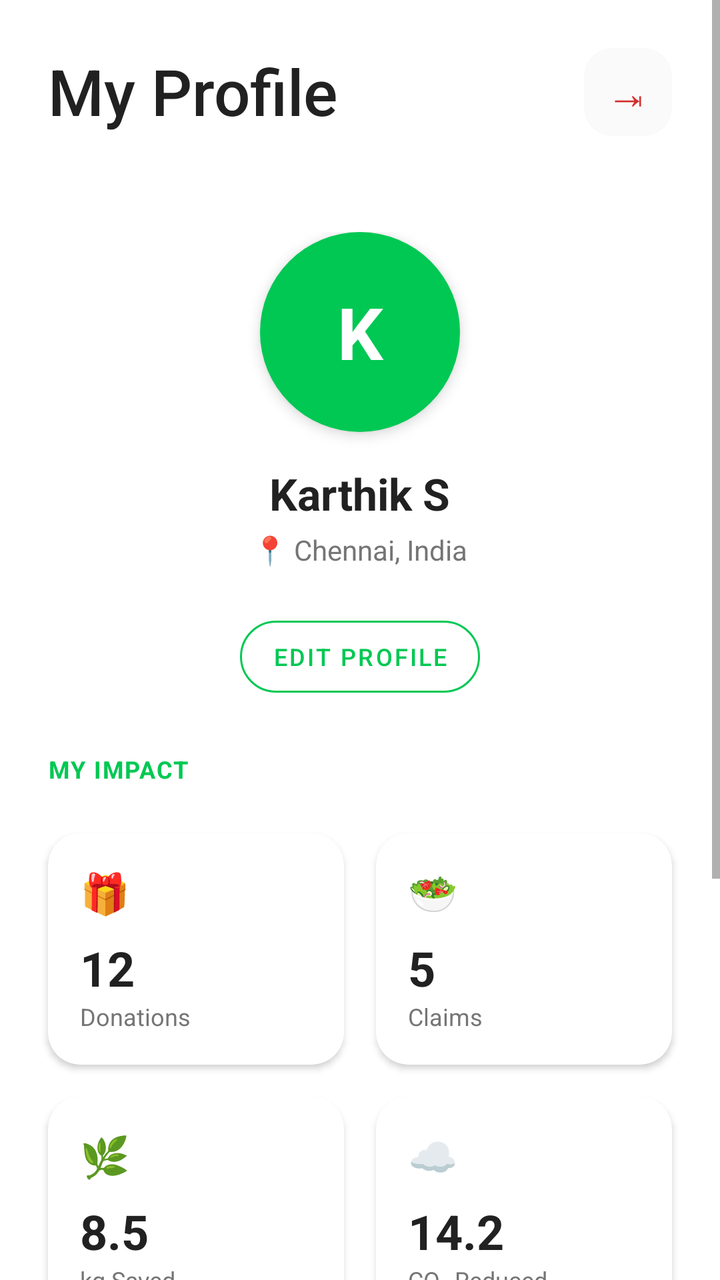
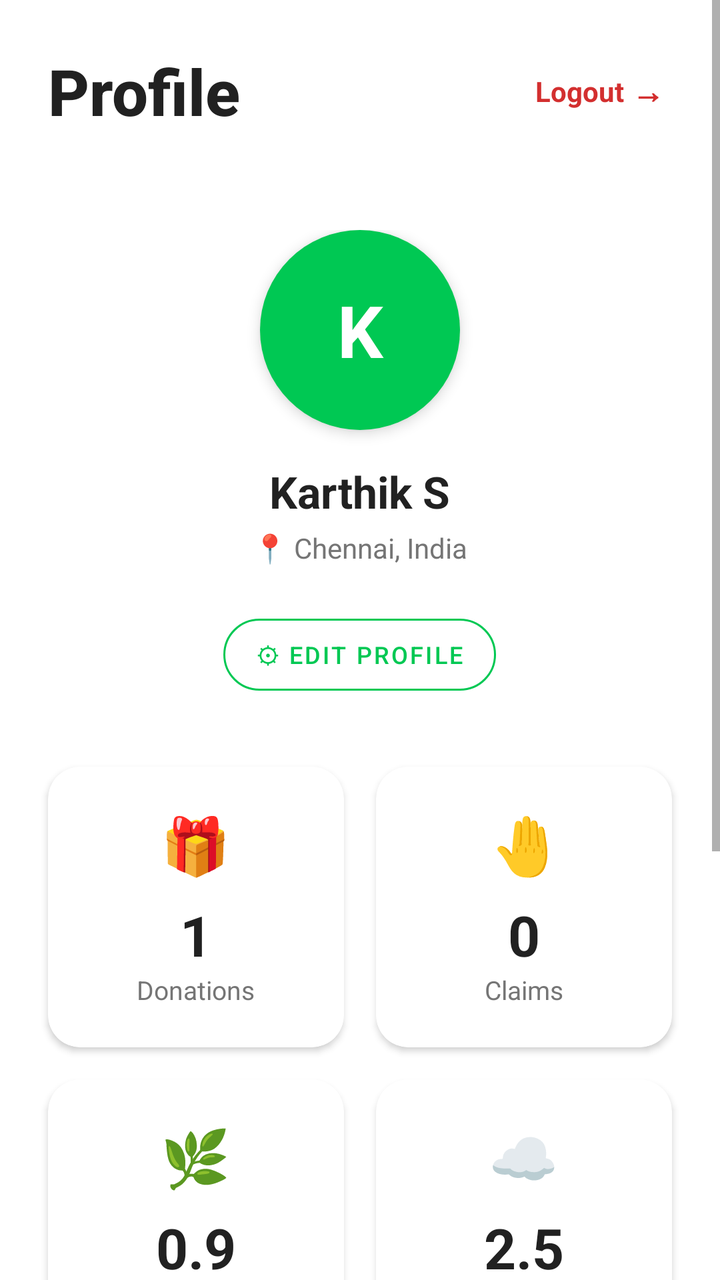

Before-and-after screenshots of an Android layout around one commit, followed by the original layout XML and the change that was made.
<!-- AndroidManifest.xml: application theme Theme.ShareBite -->
<!-- res/layout/fragment_profile.xml -->
<?xml version="1.0" encoding="utf-8"?>
<ScrollView xmlns:android="http://schemas.android.com/apk/res/android"
    xmlns:app="http://schemas.android.com/apk/res-auto"
    android:layout_width="match_parent"
    android:layout_height="match_parent"
    android:background="#FFFFFF"
    android:fillViewport="true">

    <LinearLayout
        android:layout_width="match_parent"
        android:layout_height="wrap_content"
        android:orientation="vertical"
        android:paddingBottom="100dp">

        
        <RelativeLayout
            android:layout_width="match_parent"
            android:layout_height="wrap_content"
            android:padding="24dp">

            <TextView
                android:layout_width="wrap_content"
                android:layout_height="wrap_content"
                android:text="My Profile"
                android:textSize="32sp"
                android:fontFamily="sans-serif-medium"
                android:textColor="#212121"/>

            <TextView
                android:id="@+id/btnLogout"
                android:layout_width="44dp"
                android:layout_height="44dp"
                android:text="⇥"
                android:textSize="22sp"
                android:textColor="#D32F2F"
                android:gravity="center"
                android:layout_alignParentEnd="true"
                android:background="@drawable/bg_input_field"
                android:backgroundTint="#FAFAFA"/>

        </RelativeLayout>

        
        <LinearLayout
            android:layout_width="match_parent"
            android:layout_height="wrap_content"
            android:orientation="vertical"
            android:gravity="center"
            android:padding="24dp">

            
            <TextView
                android:id="@+id/tvProfileAvatar"
                android:layout_width="100dp"
                android:layout_height="100dp"
                android:text="K"
                android:textSize="36sp"
                android:textStyle="bold"
                android:textColor="#FFFFFF"
                android:gravity="center"
                android:background="@drawable/bg_avatar"
                android:backgroundTint="#00C853"
                android:elevation="4dp"/>

            <TextView
                android:id="@+id/tvProfileName"
                android:layout_width="wrap_content"
                android:layout_height="wrap_content"
                android:text="Karthik S"
                android:textSize="22sp"
                android:textStyle="bold"
                android:textColor="#212121"
                android:layout_marginTop="16dp"/>

            <TextView
                android:id="@+id/tvProfileLocation"
                android:layout_width="wrap_content"
                android:layout_height="wrap_content"
                android:text="📍 Chennai, India"
                android:textSize="14sp"
                android:textColor="#757575"
                android:layout_marginTop="4dp"/>

            
            <com.google.android.material.button.MaterialButton
                android:id="@+id/btnEditProfile"
                style="@style/Widget.MaterialComponents.Button.OutlinedButton"
                android:layout_width="wrap_content"
                android:layout_height="wrap_content"
                android:text="EDIT PROFILE"
                android:textSize="12sp"
                android:textColor="#00C853"
                app:strokeColor="#00C853"
                app:cornerRadius="20dp"
                android:layout_marginTop="20dp"/>

        </LinearLayout>

        
        <TextView
            android:layout_width="wrap_content"
            android:layout_height="wrap_content"
            android:text="MY IMPACT"
            android:textSize="12sp"
            android:textStyle="bold"
            android:textColor="#00C853"
            android:letterSpacing="0.05"
            android:layout_marginStart="24dp"
            android:layout_marginBottom="16dp"/>

        <GridLayout
            android:layout_width="match_parent"
            android:layout_height="wrap_content"
            android:columnCount="2"
            android:paddingStart="16dp"
            android:paddingEnd="16dp"
            android:layout_marginBottom="24dp">

            
            <androidx.cardview.widget.CardView
                android:layout_width="0dp"
                android:layout_height="wrap_content"
                android:layout_columnWeight="1"
                android:layout_margin="8dp"
                app:cardCornerRadius="16dp"
                app:cardElevation="2dp">
                <LinearLayout
                    android:layout_width="match_parent"
                    android:layout_height="wrap_content"
                    android:orientation="vertical"
                    android:padding="16dp"
                    android:gravity="start">
                    <TextView
                        android:layout_width="wrap_content"
                        android:layout_height="wrap_content"
                        android:text="🎁"
                        android:textSize="20sp"/>
                    <TextView
                        android:id="@+id/tvDonationsCount"
                        android:layout_width="wrap_content"
                        android:layout_height="wrap_content"
                        android:text="12"
                        android:textSize="24sp"
                        android:textStyle="bold"
                        android:textColor="#212121"
                        android:layout_marginTop="8dp"/>
                    <TextView
                        android:layout_width="wrap_content"
                        android:layout_height="wrap_content"
                        android:text="Donations"
                        android:textSize="12sp"
                        android:textColor="#757575"/>
                </LinearLayout>
            </androidx.cardview.widget.CardView>

            
            <androidx.cardview.widget.CardView
                android:layout_width="0dp"
                android:layout_height="wrap_content"
                android:layout_columnWeight="1"
                android:layout_margin="8dp"
                app:cardCornerRadius="16dp"
                app:cardElevation="2dp">
                <LinearLayout
                    android:layout_width="match_parent"
                    android:layout_height="wrap_content"
                    android:orientation="vertical"
                    android:padding="16dp"
                    android:gravity="start">
                    <TextView
                        android:layout_width="wrap_content"
                        android:layout_height="wrap_content"
                        android:text="🥗"
                        android:textSize="20sp"/>
                    <TextView
                        android:id="@+id/tvClaimsCount"
                        android:layout_width="wrap_content"
                        android:layout_height="wrap_content"
                        android:text="5"
                        android:textSize="24sp"
                        android:textStyle="bold"
                        android:textColor="#212121"
                        android:layout_marginTop="8dp"/>
                    <TextView
                        android:layout_width="wrap_content"
                        android:layout_height="wrap_content"
                        android:text="Claims"
                        android:textSize="12sp"
                        android:textColor="#757575"/>
                </LinearLayout>
            </androidx.cardview.widget.CardView>

            
            <androidx.cardview.widget.CardView
                android:layout_width="0dp"
                android:layout_height="wrap_content"
                android:layout_columnWeight="1"
                android:layout_margin="8dp"
                app:cardCornerRadius="16dp"
                app:cardElevation="2dp">
                <LinearLayout
                    android:layout_width="match_parent"
                    android:layout_height="wrap_content"
                    android:orientation="vertical"
                    android:padding="16dp"
                    android:gravity="start">
                    <TextView
                        android:layout_width="wrap_content"
                        android:layout_height="wrap_content"
                        android:text="🌿"
                        android:textSize="20sp"/>
                    <TextView
                        android:id="@+id/tvFoodKg"
                        android:layout_width="wrap_content"
                        android:layout_height="wrap_content"
                        android:text="8.5"
                        android:textSize="24sp"
                        android:textStyle="bold"
                        android:textColor="#212121"
                        android:layout_marginTop="8dp"/>
                    <TextView
                        android:layout_width="wrap_content"
                        android:layout_height="wrap_content"
                        android:text="kg Saved"
                        android:textSize="12sp"
                        android:textColor="#757575"/>
                </LinearLayout>
            </androidx.cardview.widget.CardView>

            
            <androidx.cardview.widget.CardView
                android:layout_width="0dp"
                android:layout_height="wrap_content"
                android:layout_columnWeight="1"
                android:layout_margin="8dp"
                app:cardCornerRadius="16dp"
                app:cardElevation="2dp">
                <LinearLayout
                    android:layout_width="match_parent"
                    android:layout_height="wrap_content"
                    android:orientation="vertical"
                    android:padding="16dp"
                    android:gravity="start">
                    <TextView
                        android:layout_width="wrap_content"
                        android:layout_height="wrap_content"
                        android:text="☁️"
                        android:textSize="20sp"/>
                    <TextView
                        android:id="@+id/tvCo2Kg"
                        android:layout_width="wrap_content"
                        android:layout_height="wrap_content"
                        android:text="14.2"
                        android:textSize="24sp"
                        android:textStyle="bold"
                        android:textColor="#212121"
                        android:layout_marginTop="8dp"/>
                    <TextView
                        android:layout_width="wrap_content"
                        android:layout_height="wrap_content"
                        android:text="CO₂ Reduced"
                        android:textSize="12sp"
                        android:textColor="#757575"/>
                </LinearLayout>
            </androidx.cardview.widget.CardView>

        </GridLayout>

        
        <TextView
            android:layout_width="wrap_content"
            android:layout_height="wrap_content"
            android:text="ACHIEVEMENTS"
            android:textSize="12sp"
            android:textStyle="bold"
            android:textColor="#00C853"
            android:letterSpacing="0.05"
            android:layout_marginStart="24dp"
            android:layout_marginBottom="16dp"/>

        <HorizontalScrollView
            android:layout_width="match_parent"
            android:layout_height="wrap_content"
            android:scrollbars="none"
            android:paddingStart="24dp"
            android:paddingEnd="24dp"
            android:clipToPadding="false">
            <LinearLayout
                android:id="@+id/layoutBadges"
                android:layout_width="wrap_content"
                android:layout_height="wrap_content"
                android:orientation="horizontal"
                android:paddingBottom="16dp"/>
        </HorizontalScrollView>

        
        <LinearLayout
            android:layout_width="match_parent"
            android:layout_height="wrap_content"
            android:orientation="vertical"
            android:padding="24dp">

            <TextView
                android:layout_width="wrap_content"
                android:layout_height="wrap_content"
                android:text="Neighborhood Ranking"
                android:textSize="18sp"
                android:textStyle="bold"
                android:textColor="#212121"
                android:layout_marginBottom="16dp"/>

            <LinearLayout
                android:id="@+id/layoutLeaderboard"
                android:layout_width="match_parent"
                android:layout_height="wrap_content"
                android:orientation="vertical"/>
        </LinearLayout>

    </LinearLayout>
</ScrollView>
<!-- resources referenced by this layout -->
<resources>
  <!-- drawable bg_avatar (drawable) -->
  <?xml version="1.0" encoding="utf-8"?>
  <shape xmlns:android="http://schemas.android.com/apk/res/android"
      android:shape="oval">
      <solid android:color="@color/green_primary"/>
  </shape>
  <!-- drawable bg_input_field (drawable) -->
  <?xml version="1.0" encoding="utf-8"?>
  <shape xmlns:android="http://schemas.android.com/apk/res/android">
      <solid android:color="#F2F2F2"/>
      <corners android:radius="14dp"/>
  </shape>
  <style name="Theme.ShareBite" parent="Theme.MaterialComponents.Light.NoActionBar">
          <item name="colorPrimary">@color/green_primary</item>
          <item name="colorPrimaryVariant">@color/green_dark</item>
          <item name="colorOnPrimary">@color/white</item>
          <item name="android:statusBarColor">@color/white</item>
          <item name="android:windowLightStatusBar">true</item>
          <item name="android:textColor">@color/black</item>
          <item name="android:editTextColor">@color/black</item>
      </style>
  <color name="green_primary">#00C853</color>
  <color name="green_dark">#009624</color>
  <color name="white">#FFFFFF</color>
  <color name="black">#000000</color>
</resources>

<!-- the commit's change to res/layout/fragment_profile.xml (unified diff, before → after) -->
@@ -21,22 +21,42 @@
             <TextView
                 android:layout_width="wrap_content"
                 android:layout_height="wrap_content"
-                android:text="My Profile"
+                android:text="Profile"
                 android:textSize="32sp"
+                android:textStyle="bold"
                 android:fontFamily="sans-serif-medium"
                 android:textColor="#212121"/>
 
-            <TextView
+            
+            <LinearLayout
                 android:id="@+id/btnLogout"
-                android:layout_width="44dp"
-                android:layout_height="44dp"
-                android:text="⇥"
-                android:textSize="22sp"
-                android:textColor="#D32F2F"
-                android:gravity="center"
+                android:layout_width="wrap_content"
+                android:layout_height="wrap_content"
                 android:layout_alignParentEnd="true"
-                android:background="@drawable/bg_input_field"
-                android:backgroundTint="#FAFAFA"/>
+                android:layout_centerVertical="true"
+                android:orientation="horizontal"
+                android:gravity="center_vertical"
+                android:clickable="true"
+                android:focusable="true"
+                android:padding="4dp">
+
+                <TextView
+                    android:layout_width="wrap_content"
+                    android:layout_height="wrap_content"
+                    android:text="Logout"
+                    android:textSize="14sp"
+                    android:textColor="#D32F2F"
+                    android:textStyle="bold"/>
+
+                <TextView
+                    android:layout_width="wrap_content"
+                    android:layout_height="wrap_content"
+                    android:text=" →"
+                    android:textSize="16sp"
+                    android:textColor="#D32F2F"
+                    android:textStyle="bold"/>
+
+            </LinearLayout>
 
         </RelativeLayout>
 
@@ -87,7 +107,7 @@
                 style="@style/Widget.MaterialComponents.Button.OutlinedButton"
                 android:layout_width="wrap_content"
                 android:layout_height="wrap_content"
-                android:text="EDIT PROFILE"
+                android:text="⚙ Edit Profile"
                 android:textSize="12sp"
                 android:textColor="#00C853"
                 app:strokeColor="#00C853"
@@ -97,17 +117,6 @@
         </LinearLayout>
 
         
-        <TextView
-            android:layout_width="wrap_content"
-            android:layout_height="wrap_content"
-            android:text="MY IMPACT"
-            android:textSize="12sp"
-            android:textStyle="bold"
-            android:textColor="#00C853"
-            android:letterSpacing="0.05"
-            android:layout_marginStart="24dp"
-            android:layout_marginBottom="16dp"/>
-
         <GridLayout
             android:layout_width="match_parent"
             android:layout_height="wrap_content"
@@ -128,19 +137,19 @@
                     android:layout_width="match_parent"
                     android:layout_height="wrap_content"
                     android:orientation="vertical"
-                    android:padding="16dp"
-                    android:gravity="start">
+                    android:padding="20dp"
+                    android:gravity="center">
                     <TextView
                         android:layout_width="wrap_content"
                         android:layout_height="wrap_content"
                         android:text="🎁"
-                        android:textSize="20sp"/>
+                        android:textSize="28sp"/>
                     <TextView
                         android:id="@+id/tvDonationsCount"
                         android:layout_width="wrap_content"
                         android:layout_height="wrap_content"
-                        android:text="12"
-                        android:textSize="24sp"
+                        android:text="1"
+                        android:textSize="28sp"
                         android:textStyle="bold"
                         android:textColor="#212121"
                         android:layout_marginTop="8dp"/>
@@ -148,7 +157,7 @@
                         android:layout_width="wrap_content"
                         android:layout_height="wrap_content"
                         android:text="Donations"
-                        android:textSize="12sp"
+                        android:textSize="13sp"
                         android:textColor="#757575"/>
                 </LinearLayout>
             </androidx.cardview.widget.CardView>
@@ -165,19 +174,19 @@
                     android:layout_width="match_parent"
                     android:layout_height="wrap_content"
                     android:orientation="vertical"
-                    android:padding="16dp"
-                    android:gravity="start">
-                    <TextView
-                        android:layout_width="wrap_content"
-                        android:layout_height="wrap_content"
-                        android:text="🥗"
-                        android:textSize="20sp"/>
+                    android:padding="20dp"
+                    android:gravity="center">
+                    <TextView
+                        android:layout_width="wrap_content"
+                        android:layout_height="wrap_content"
+                        android:text="🤚"
+                        android:textSize="28sp"/>
                     <TextView
                         android:id="@+id/tvClaimsCount"
                         android:layout_width="wrap_content"
                         android:layout_height="wrap_content"
-                        android:text="5"
-                        android:textSize="24sp"
+                        android:text="0"
+                        android:textSize="28sp"
                         android:textStyle="bold"
                         android:textColor="#212121"
                         android:layout_marginTop="8dp"/>
@@ -185,7 +194,7 @@
                         android:layout_width="wrap_content"
                         android:layout_height="wrap_content"
                         android:text="Claims"
-                        android:textSize="12sp"
+                        android:textSize="13sp"
                         android:textColor="#757575"/>
                 </LinearLayout>
             </androidx.cardview.widget.CardView>
@@ -202,27 +211,27 @@
                     android:layout_width="match_parent"
                     android:layout_height="wrap_content"
                     android:orientation="vertical"
-                    android:padding="16dp"
-                    android:gravity="start">
+                    android:padding="20dp"
+                    android:gravity="center">
                     <TextView
                         android:layout_width="wrap_content"
                         android:layout_height="wrap_content"
                         android:text="🌿"
-                        android:textSize="20sp"/>
+                        android:textSize="28sp"/>
                     <TextView
                         android:id="@+id/tvFoodKg"
                         android:layout_width="wrap_content"
                         android:layout_height="wrap_content"
-                        android:text="8.5"
-                        android:textSize="24sp"
+                        android:text="0.9"
+                        android:textSize="28sp"
                         android:textStyle="bold"
                         android:textColor="#212121"
                         android:layout_marginTop="8dp"/>
                     <TextView
                         android:layout_width="wrap_content"
                         android:layout_height="wrap_content"
-                        android:text="kg Saved"
-                        android:textSize="12sp"
+                        android:text="Food (kg)"
+                        android:textSize="13sp"
                         android:textColor="#757575"/>
                 </LinearLayout>
             </androidx.cardview.widget.CardView>
@@ -239,27 +248,27 @@
                     android:layout_width="match_parent"
                     android:layout_height="wrap_content"
                     android:orientation="vertical"
-                    android:padding="16dp"
-                    android:gravity="start">
+                    android:padding="20dp"
+                    android:gravity="center">
                     <TextView
                         android:layout_width="wrap_content"
                         android:layout_height="wrap_content"
                         android:text="☁️"
-                        android:textSize="20sp"/>
+                        android:textSize="28sp"/>
                     <TextView
                         android:id="@+id/tvCo2Kg"
                         android:layout_width="wrap_content"
                         android:layout_height="wrap_content"
-                        android:text="14.2"
-                        android:textSize="24sp"
+                        android:text="2.5"
+                        android:textSize="28sp"
                         android:textStyle="bold"
                         android:textColor="#212121"
                         android:layout_marginTop="8dp"/>
                     <TextView
                         android:layout_width="wrap_content"
                         android:layout_height="wrap_content"
-                        android:text="CO₂ Reduced"
-                        android:textSize="12sp"
+                        android:text="CO₂ (kg)"
+                        android:textSize="13sp"
                         android:textColor="#757575"/>
                 </LinearLayout>
             </androidx.cardview.widget.CardView>
@@ -270,11 +279,10 @@
         <TextView
             android:layout_width="wrap_content"
             android:layout_height="wrap_content"
-            android:text="ACHIEVEMENTS"
-            android:textSize="12sp"
+            android:text="Badges"
+            android:textSize="20sp"
             android:textStyle="bold"
-            android:textColor="#00C853"
-            android:letterSpacing="0.05"
+            android:textColor="#212121"
             android:layout_marginStart="24dp"
             android:layout_marginBottom="16dp"/>
 
@@ -303,8 +311,8 @@
             <TextView
                 android:layout_width="wrap_content"
                 android:layout_height="wrap_content"
-                android:text="Neighborhood Ranking"
-                android:textSize="18sp"
+                android:text="Neighborhood Leaderboard"
+                android:textSize="20sp"
                 android:textStyle="bold"
                 android:textColor="#212121"
                 android:layout_marginBottom="16dp"/>
<!-- resource entries referenced after the edit -->
@@ -5,12 +5,6 @@
   <shape xmlns:android="http://schemas.android.com/apk/res/android"
       android:shape="oval">
       <solid android:color="@color/green_primary"/>
-  </shape>
-  <!-- drawable bg_input_field (drawable) -->
-  <?xml version="1.0" encoding="utf-8"?>
-  <shape xmlns:android="http://schemas.android.com/apk/res/android">
-      <solid android:color="#F2F2F2"/>
-      <corners android:radius="14dp"/>
   </shape>
   <style name="Theme.ShareBite" parent="Theme.MaterialComponents.Light.NoActionBar">
           <item name="colorPrimary">@color/green_primary</item>
